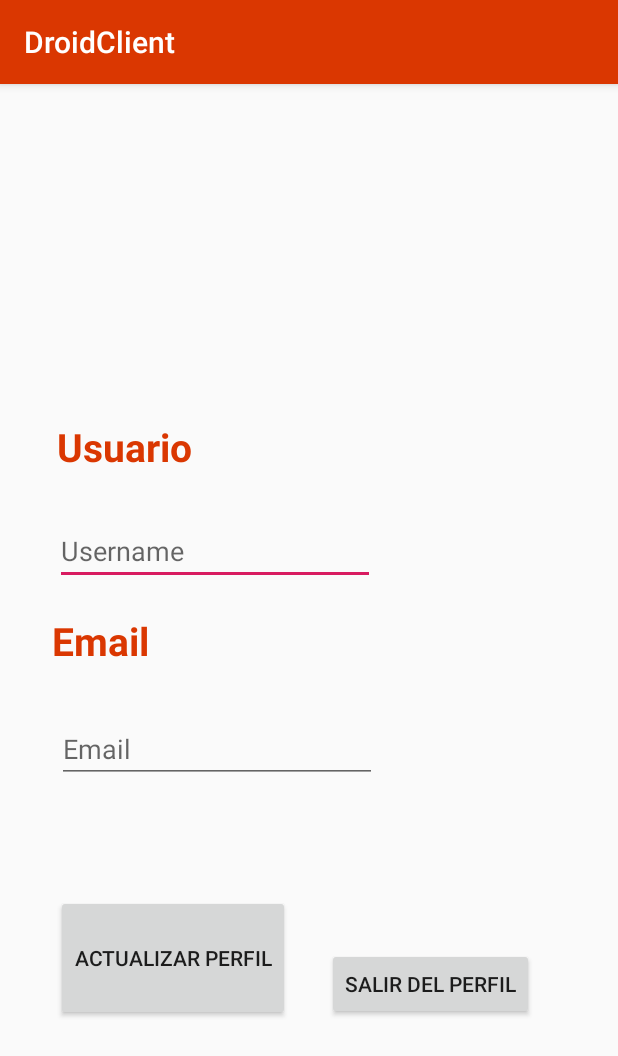
After one commit to taller2fiubafedmanmatsan/AndroidApp, an Android app: the ProfileActivity screen opened directly, with no data from a screen before it, on a phone screen of 412 x 824 dp. The commit adds this screen. Shown: the top 1056 px of the screen. Run offline under Robolectric (Android 15) with nearby library versions, the phone set to English and light mode, and no system bars; our stand-ins replace Volley; network calls fail.

Commit message:
Navegabilidad entre pantallas con refactor

```diff
--- a/app/build.gradle
+++ b/app/build.gradle
@@ -60,4 +60,5 @@ dependencies {
     implementation 'com.android.support:cardview-v7:28.0.0'
     implementation 'com.google.android.gms:play-services-auth:10.2.6'
     implementation 'com.rengwuxian.materialedittext:library:2.1.4'
+    implementation 'com.google.code.gson:gson:2.8.5'
 }
--- /dev/null
+++ b/app/src/main/java/com/taller2/droidclient/activities/BasicActivity.java
@@ -0,0 +1,18 @@
+package com.taller2.droidclient.activities;
+
+import android.content.Context;
+import android.content.Intent;
+import android.support.v7.app.AppCompatActivity;
+
+public class BasicActivity extends AppCompatActivity {
+
+    public void changeActivity(Context from, Class to) {
+        Intent intent = new Intent(from, to);
+
+        intent.addFlags(Intent.FLAG_ACTIVITY_CLEAR_TASK | Intent.FLAG_ACTIVITY_NEW_TASK);
+
+        startActivity(intent);
+
+        finish();
+    }
+}
--- a/app/src/main/java/com/taller2/droidclient/activities/ParseActivity.java
+++ b/app/src/main/java/com/taller2/droidclient/activities/ParseActivity.java
@@ -23,7 +23,7 @@ import com.google.firebase.database.ValueEventListener;
 import com.taller2.droidclient.R;
 import com.taller2.droidclient.model.User;
 
-public class ParseActivity extends AppCompatActivity {
+public class ParseActivity extends BasicActivity {
 
     private TextView username_view;
     private TextView text_view_res;
--- /dev/null
+++ b/app/src/main/java/com/taller2/droidclient/activities/ProfileActivity.java
@@ -0,0 +1,94 @@
+package com.taller2.droidclient.activities;
+
+import android.content.Intent;
+import android.support.v7.app.AppCompatActivity;
+import android.os.Bundle;
+import android.view.View;
+import android.widget.Button;
+import android.widget.EditText;
+
+import com.android.volley.Request;
+import com.android.volley.RequestQueue;
+import com.android.volley.Response;
+import com.android.volley.VolleyError;
+import com.android.volley.toolbox.JsonObjectRequest;
+import com.android.volley.toolbox.StringRequest;
+import com.android.volley.toolbox.Volley;
+import com.google.gson.Gson;
+import com.taller2.droidclient.R;
+import com.taller2.droidclient.model.User;
+
+import org.json.JSONException;
+import org.json.JSONObject;
+
+public class ProfileActivity extends BasicActivity{
+
+    private EditText user_profile;
+    private EditText email_profile;
+    private Button button_update_profile;
+    private Button button_exit;
+    private RequestQueue queue;
+
+    @Override
+    protected void onCreate(Bundle savedInstanceState) {
+        super.onCreate(savedInstanceState);
+        setContentView(R.layout.activity_profile);
+
+        user_profile = findViewById(R.id.username_profile);
+        email_profile = findViewById(R.id.email_profile);
+        button_update_profile = findViewById(R.id.buttonChangeProfile);
+        button_exit = findViewById(R.id.buttonExit);
+        queue = Volley.newRequestQueue(this);
+
+        get_user_request();
+        setListeners();
+
+    }
+
+    private void setListeners(){
+        button_update_profile.setOnClickListener(new View.OnClickListener() {
+            @Override
+            public void onClick(View v) {
+                update_profile();
+                button_update_profile.setEnabled(false);
+                changeActivity(ProfileActivity.this, MainActivity.class);
+            }
+        });
+
+        button_exit.setOnClickListener(new View.OnClickListener() {
+            @Override
+            public void onClick(View v) {
+                changeActivity(ProfileActivity.this, MainActivity.class);
+            }
+        });
+    }
+
+    private void get_user_request(){
+        String url = "https://app-server-t2.herokuapp.com/";
+
+        //Future for json
+        /*
+        JsonObjectRequest request = new JsonObjectRequest(Request.Method.GET, url, null,
+                new Response.Listener<JSONObject>() {
+                    @Override
+                    public void onResponse(JSONObject response) {
+                        String jsonString = response.toString();
+                        User usuario = new Gson().fromJson(jsonString,User.class);
+                        user_profile.setText(usuario.getUsername());
+                        email_profile.setText(usuario.getUsername());
+                    }
+                }, new Response.ErrorListener() {
+            @Override
+            public void onErrorResponse(VolleyError error) {
+                error.printStackTrace();
+            }
+        });
+
+        queue.add(request);
+        */
+    }
+
+    private void update_profile() {
+        String url = "https://app-server-t2.herokuapp.com/";
+    }
+}
--- /dev/null
+++ b/app/src/main/res/layout/activity_profile.xml
@@ -0,0 +1,110 @@
+<?xml version="1.0" encoding="utf-8"?>
+<android.widget.RelativeLayout xmlns:android="http://schemas.android.com/apk/res/android"
+    xmlns:app="http://schemas.android.com/apk/res-auto"
+    xmlns:tools="http://schemas.android.com/tools"
+    android:layout_width="match_parent"
+    android:layout_height="match_parent"
+    tools:context=".activities.ProfileActivity">
+
+
+    <ImageView
+        android:id="@+id/imageView"
+        android:layout_width="wrap_content"
+        android:layout_height="wrap_content"
+        android:layout_alignParentStart="true"
+        android:layout_alignParentLeft="true"
+        android:layout_alignParentTop="true"
+        android:layout_marginStart="128dp"
+        android:layout_marginLeft="128dp"
+        android:layout_marginTop="43dp"
+        tools:srcCompat="@tools:sample/avatars" />
+
+    <TextView
+        android:id="@+id/user_label"
+        android:layout_width="wrap_content"
+        android:layout_height="wrap_content"
+        android:layout_alignParentStart="true"
+        android:layout_alignParentLeft="true"
+        android:layout_alignParentTop="true"
+        android:layout_marginStart="38dp"
+        android:layout_marginLeft="38dp"
+        android:layout_marginTop="224dp"
+        android:editable="false"
+        android:text="Usuario"
+        android:textColor="@color/colorPrimary"
+        android:textSize="26dp"
+        android:textStyle="bold"
+        tools:fontFamily="sans-serif-light" />
+
+    <EditText
+        android:id="@+id/username_profile"
+        android:layout_width="wrap_content"
+        android:layout_height="wrap_content"
+        android:layout_below="@+id/user_label"
+        android:layout_alignStart="@+id/user_label"
+        android:layout_alignLeft="@+id/user_label"
+        android:layout_marginStart="-1dp"
+        android:layout_marginLeft="-1dp"
+        android:layout_marginTop="29dp"
+        android:ems="10"
+        android:hint="Username"
+        android:inputType="textWebEditText" />
+
+    <TextView
+        android:id="@+id/email_label"
+        android:layout_width="wrap_content"
+        android:layout_height="wrap_content"
+        android:layout_below="@+id/user_label"
+        android:layout_alignStart="@+id/user_label"
+        android:layout_alignLeft="@+id/user_label"
+        android:layout_marginStart="-3dp"
+        android:layout_marginLeft="-3dp"
+        android:layout_marginTop="94dp"
+        android:editable="false"
+        android:text="Email"
+        android:textColor="@color/colorPrimary"
+        android:textSize="26dp"
+        android:textStyle="bold"
+        tools:fontFamily="sans-serif-light" />
+
+    <EditText
+        android:id="@+id/email_profile"
+        android:layout_width="wrap_content"
+        android:layout_height="wrap_content"
+        android:layout_below="@+id/user_label"
+        android:layout_alignStart="@+id/user_label"
+        android:layout_alignLeft="@+id/user_label"
+        android:layout_marginStart="0dp"
+        android:layout_marginLeft="0dp"
+        android:layout_marginTop="161dp"
+        android:ems="10"
+        android:hint="Email"
+        android:inputType="textWebEditText" />
+
+    <Button
+        android:id="@+id/buttonChangeProfile"
+        android:layout_width="wrap_content"
+        android:layout_height="wrap_content"
+        android:layout_below="@+id/user_label"
+        android:layout_alignParentStart="true"
+        android:layout_alignParentLeft="true"
+        android:layout_alignParentBottom="true"
+        android:layout_marginStart="37dp"
+        android:layout_marginLeft="37dp"
+        android:layout_marginTop="281dp"
+        android:layout_marginBottom="143dp"
+        android:text="Actualizar Perfil" />
+
+    <Button
+        android:id="@+id/buttonExit"
+        android:layout_width="wrap_content"
+        android:layout_height="wrap_content"
+        android:layout_alignParentStart="true"
+        android:layout_alignParentLeft="true"
+        android:layout_alignParentBottom="true"
+        android:layout_marginStart="218dp"
+        android:layout_marginLeft="218dp"
+        android:layout_marginBottom="144dp"
+        android:text="Salir del perfil" />
+
+</android.widget.RelativeLayout>
--- a/app/src/main/res/values/colors.xml
+++ b/app/src/main/res/values/colors.xml
@@ -1,6 +1,6 @@
 <?xml version="1.0" encoding="utf-8"?>
 <resources>
-    <color name="colorPrimary">#008577</color>
+    <color name="colorPrimary">#DA3701</color>
     <color name="colorPrimaryDark">#00574B</color>
     <color name="colorAccent">#D81B60</color>
 </resources>
```
Also changed, not shown: app/src/main/AndroidManifest.xml (+26 -18 lines), app/src/main/java/com/taller2/droidclient/activities/LoginActivity.java (+19 -10 lines), app/src/main/java/com/taller2/droidclient/activities/MainActivity.java (+37 -28 lines), app/src/main/java/com/taller2/droidclient/activities/RegisterActivity.java (+13 -3 lines), app/src/main/res/layout/activity_login.xml (+7 -0 lines), app/src/main/res/layout/activity_main.xml (+7 -0 lines), app/src/main/res/layout/activity_register.xml (+7 -0 lines).
